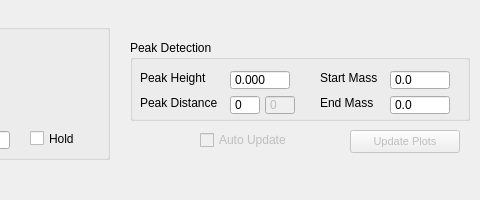
Old version of the form src/gui/analysis_qt.ui in the repository pirenea-irap/sofa; both pictures show x 570 to 1050 and y 0 to 200 of the 1050 by 200 pixel window.
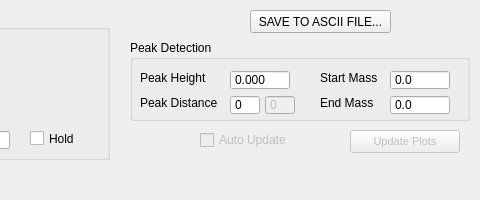
New version of the form.

Commit message: Add Save to ascii file button

What changed in the file:
```diff
--- a/src/gui/analysis_qt.ui
+++ b/src/gui/analysis_qt.ui
@@ -795,6 +795,19 @@
      <string>Auto Update</string>
     </property>
    </widget>
+   <widget class="QPushButton" name="pushButton_SaveToAscii">
+    <property name="geometry">
+     <rect>
+      <x>820</x>
+      <y>10</y>
+      <width>141</width>
+      <height>23</height>
+     </rect>
+    </property>
+    <property name="text">
+     <string>SAVE TO ASCII FILE...</string>
+    </property>
+   </widget>
   </widget>
  </widget>
  <resources/>
```
Left out of the diff: 2 changed lines with no effect on the pictures. The commit also changes 3 other files.
